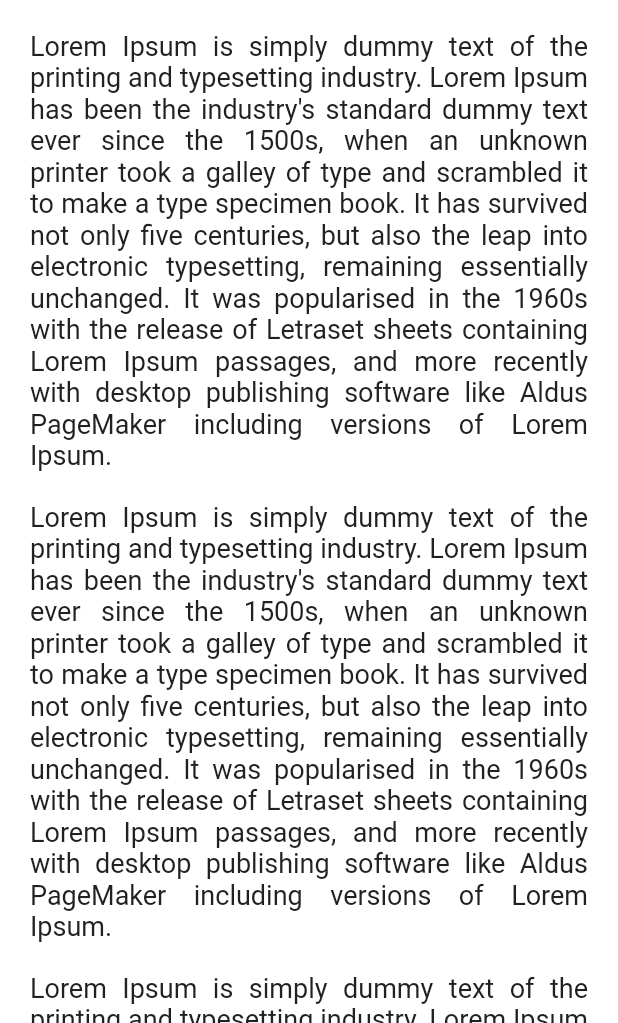
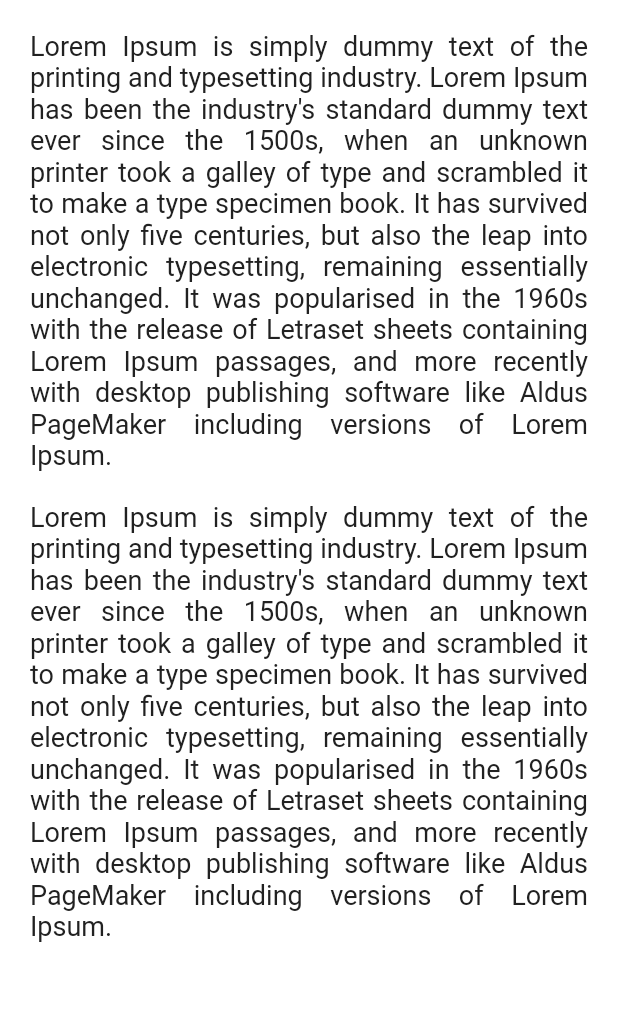
Before and after one commit to JoaoPauloCMarra/flutter-sandbox, a Flutter app: the HomePage screen opened by its route, on a phone screen of 412 x 824 dp, the part 213-1236 px from its top. Run offline on Flutter 3.47's test engine with Material 2 defaults, Android fonts, the phone set to English and light mode, and no system bars; our stand-ins replace flare_flutter.

Commit message:
make home text shorter

```diff
--- a/lib/screens/home.dart
+++ b/lib/screens/home.dart
@@ -28,12 +28,6 @@ class _HomePageState extends State<HomePage> {
             shrinkWrap: true,
             children: [
               _welcome(),
-              Container(margin: EdgeInsets.only(top: 20)),
-              _homeText(),
-              Container(margin: EdgeInsets.only(top: 20)),
-              _homeText(),
-              Container(margin: EdgeInsets.only(top: 20)),
-              _homeText(),
               Container(margin: EdgeInsets.only(top: 20)),
               _homeText(),
               Container(margin: EdgeInsets.only(top: 20)),
```
